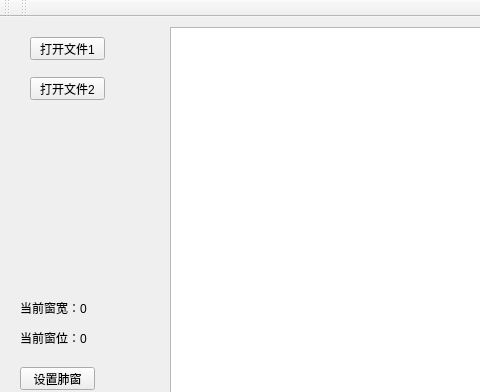
This is DicomViewer/dicomviewer.ui in WtDMaO/DicomViewer as Qt 5 draws it before an edit; both pictures show x 0 to 480 and y 0 to 392 of the 1241 by 584 pixel window. The edited form follows.
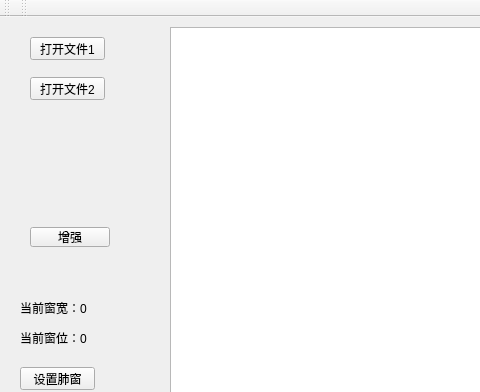
This is the edited form.

What changed in the file:
```diff
--- a/DicomViewer/dicomviewer.ui
+++ b/DicomViewer/dicomviewer.ui
@@ -92,19 +92,6 @@
      <string>当前窗位：0</string>
     </property>
    </widget>
-   <widget class="QLabel" name="mousePos">
-    <property name="geometry">
-     <rect>
-      <x>30</x>
-      <y>200</y>
-      <width>54</width>
-      <height>12</height>
-     </rect>
-    </property>
-    <property name="text">
-     <string/>
-    </property>
-   </widget>
    <widget class="QGraphicsView" name="graphicsView1">
     <property name="geometry">
      <rect>
@@ -125,6 +112,19 @@
      </rect>
     </property>
    </widget>
+   <widget class="QPushButton" name="pushButton">
+    <property name="geometry">
+     <rect>
+      <x>30</x>
+      <y>210</y>
+      <width>80</width>
+      <height>20</height>
+     </rect>
+    </property>
+    <property name="text">
+     <string>增强</string>
+    </property>
+   </widget>
   </widget>
   <widget class="QMenuBar" name="menuBar">
    <property name="geometry">
```
